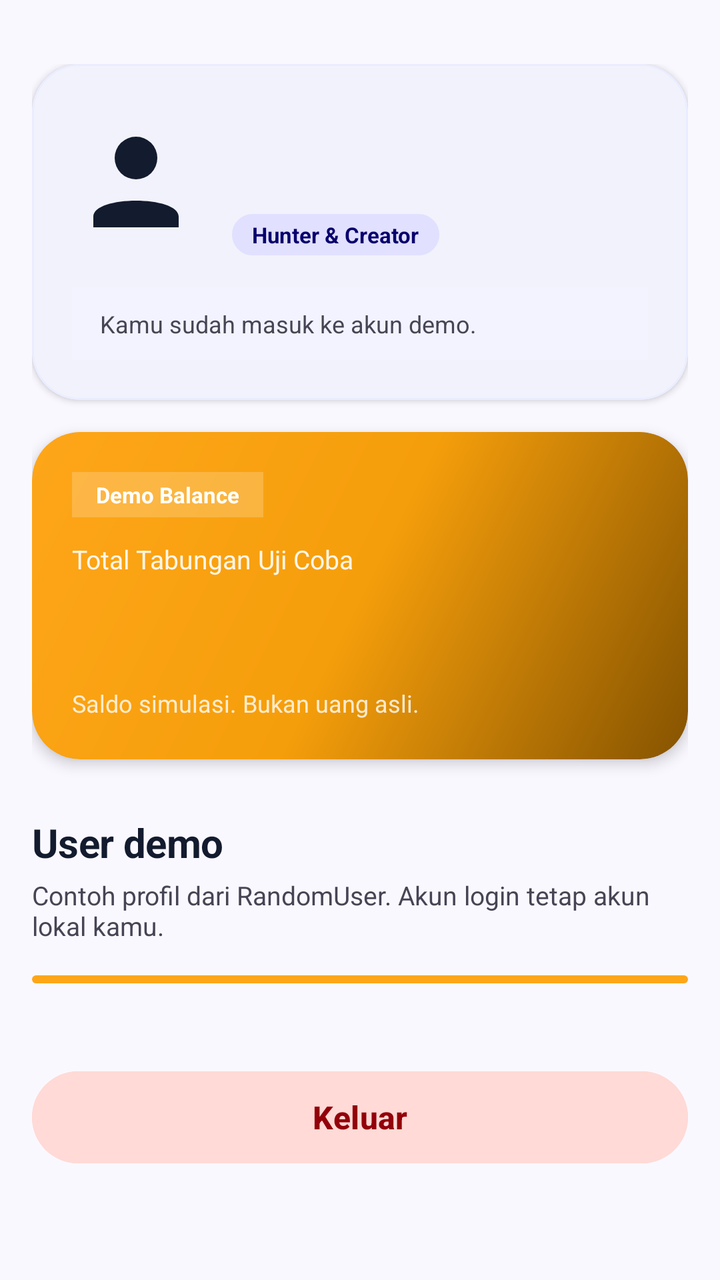
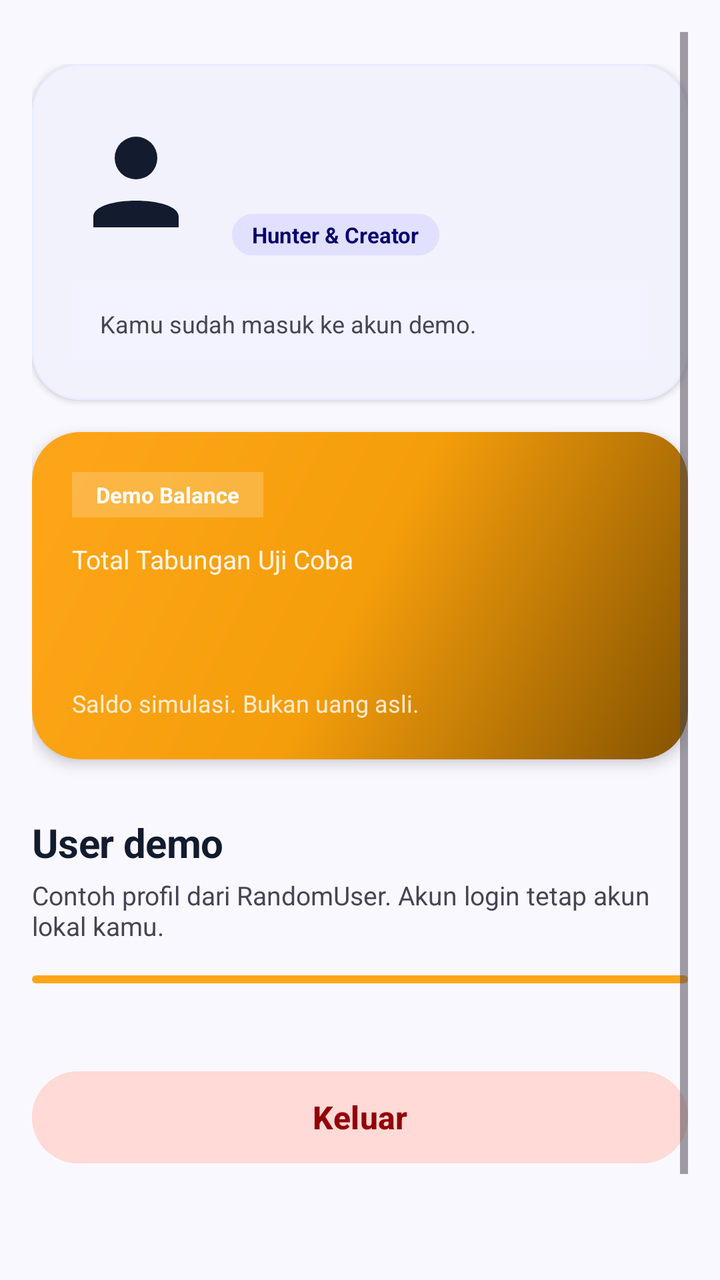

Two renders of the same Android screen: before a commit and after it. Below are the layout's source before the change and the commit's diff.
<!-- AndroidManifest.xml: application theme Theme.Bounty -->
<!-- res/layout/screen_profile.xml -->
<?xml version="1.0" encoding="utf-8"?>
<ScrollView xmlns:android="http://schemas.android.com/apk/res/android"
    xmlns:app="http://schemas.android.com/apk/res-auto"
    android:id="@+id/profile_screen"
    style="@style/BountyScreen"
    android:background="@color/bounty_background">

    <LinearLayout
        style="@style/BountyScreenContent"
        android:paddingBottom="48dp">

        
        <com.google.android.material.card.MaterialCardView
            android:layout_width="match_parent"
            android:layout_height="wrap_content"
            app:cardCornerRadius="24dp"
            app:cardElevation="2dp"
            app:strokeWidth="1dp"
            app:strokeColor="@color/bounty_surface_container"
            app:cardBackgroundColor="@color/bounty_surface">

            <LinearLayout
                android:layout_width="match_parent"
                android:layout_height="wrap_content"
                android:orientation="vertical"
                android:padding="20dp">

                <LinearLayout
                    android:layout_width="match_parent"
                    android:layout_height="wrap_content"
                    android:orientation="horizontal"
                    android:gravity="center_vertical">

                    
                    <ImageView
                        android:id="@+id/profile_avatar_view"
                        android:layout_width="64dp"
                        android:layout_height="64dp"
                        android:src="@drawable/ic_avatar"
                        android:contentDescription="@null"
                        android:importantForAccessibility="no" />

                    <LinearLayout
                        android:layout_width="0dp"
                        android:layout_height="wrap_content"
                        android:layout_weight="1"
                        android:layout_marginStart="16dp"
                        android:orientation="vertical">

                        <TextView
                            android:id="@+id/profile_name"
                            style="@style/BountyHeading"
                            android:textSize="22sp"
                            android:textStyle="bold"
                            android:letterSpacing="-0.01" />

                        <TextView
                            android:id="@+id/user_email"
                            style="@style/BountyBody"
                            android:textSize="13sp"
                            android:textColor="@color/bounty_text_secondary"
                            android:layout_marginTop="2dp"
                            android:textIsSelectable="true" />

                        
                        <TextView
                            android:layout_width="wrap_content"
                            android:layout_height="wrap_content"
                            android:layout_marginTop="6dp"
                            android:background="@drawable/bg_reward"
                            android:backgroundTint="@color/bounty_primary_fixed"
                            android:textColor="@color/bounty_on_primary_fixed"
                            android:text="Hunter &amp; Creator"
                            android:textSize="11sp"
                            android:textStyle="bold"
                            android:paddingHorizontal="10dp"
                            android:paddingVertical="3dp" />
                    </LinearLayout>
                </LinearLayout>

                
                <LinearLayout
                    android:layout_width="match_parent"
                    android:layout_height="wrap_content"
                    android:layout_marginTop="16dp"
                    android:background="@color/bounty_surface_container_low"
                    android:paddingHorizontal="14dp"
                    android:paddingVertical="10dp"
                    android:orientation="horizontal"
                    android:gravity="center_vertical">

                    <TextView
                        style="@style/BountyCaption"
                        android:layout_width="0dp"
                        android:layout_weight="1"
                        android:textSize="12sp"
                        android:textColor="@color/bounty_text_secondary"
                        android:text="@string/signed_in_note" />
                </LinearLayout>
            </LinearLayout>
        </com.google.android.material.card.MaterialCardView>

        
        <include layout="@layout/component_demo_balance" />

        
        <LinearLayout
            android:layout_width="match_parent"
            android:layout_height="wrap_content"
            android:orientation="vertical"
            android:layout_marginTop="28dp">

            <TextView
                style="@style/BountySection"
                android:text="@string/demo_users_title" />

            <TextView
                style="@style/BountyCaption"
                android:layout_marginTop="4dp"
                android:text="@string/demo_users_note" />

            <com.google.android.material.progressindicator.LinearProgressIndicator
                android:id="@+id/demo_users_loading"
                android:layout_width="match_parent"
                android:layout_height="wrap_content"
                android:layout_marginTop="16dp"
                android:indeterminate="true"
                android:contentDescription="@string/demo_users_loading" />

            <TextView
                android:id="@+id/demo_users_error"
                android:accessibilityLiveRegion="polite"
                style="@style/BountyBody"
                android:layout_marginTop="16dp"
                android:text="@string/demo_users_error"
                android:visibility="gone" />

            <com.google.android.material.button.MaterialButton
                android:id="@+id/demo_users_retry"
                style="@style/BountyButton"
                android:layout_marginTop="12dp"
                android:text="@string/retry_action"
                android:visibility="gone" />

            <LinearLayout
                android:id="@+id/demo_users_list"
                android:layout_width="match_parent"
                android:layout_height="wrap_content"
                android:orientation="vertical"
                android:layout_marginTop="8dp" />
        </LinearLayout>

        
        <com.google.android.material.button.MaterialButton
            android:id="@+id/logout_button"
            style="@style/BountyButton"
            android:backgroundTint="@color/bounty_error_container"
            android:textColor="@color/bounty_on_error_container"
            android:layout_marginTop="32dp"
            android:text="@string/logout_action" />
    </LinearLayout>
</ScrollView>
<!-- res/layout/component_demo_balance.xml (included above) -->
<?xml version="1.0" encoding="utf-8"?>
<com.google.android.material.card.MaterialCardView xmlns:android="http://schemas.android.com/apk/res/android"
    xmlns:app="http://schemas.android.com/apk/res-auto"
    android:layout_width="match_parent"
    android:layout_height="wrap_content"
    android:layout_marginTop="16dp"
    app:cardCornerRadius="24dp"
    app:cardElevation="4dp"
    app:strokeWidth="0dp"
    app:cardBackgroundColor="@android:color/transparent">

    <FrameLayout
        android:layout_width="match_parent"
        android:layout_height="wrap_content"
        android:background="@drawable/bg_balance_card"
        android:padding="20dp">

        <LinearLayout
            android:layout_width="match_parent"
            android:layout_height="wrap_content"
            android:orientation="vertical">

            
            <LinearLayout
                android:layout_width="wrap_content"
                android:layout_height="wrap_content"
                android:orientation="horizontal"
                android:gravity="center_vertical"
                android:background="#33FFFFFF"
                android:paddingHorizontal="12dp"
                android:paddingVertical="4dp">

                <TextView
                    style="@style/BountyCaption"
                    android:textColor="@color/white"
                    android:textStyle="bold"
                    android:textSize="11sp"
                    android:text="@string/demo_balance_label" />
            </LinearLayout>

            <TextView
                style="@style/BountyBody"
                android:textColor="#E6FFFFFF"
                android:textSize="13sp"
                android:layout_marginTop="12dp"
                android:text="Total Tabungan Uji Coba" />

            
            <TextView
                android:id="@+id/demo_balance_amount"
                style="@style/BountyHeading"
                android:textColor="@color/white"
                android:textSize="32sp"
                android:textStyle="bold"
                android:letterSpacing="-0.02"
                android:layout_marginTop="2dp" />

            
            <TextView
                style="@style/BountyCaption"
                android:textColor="#CCFFFFFF"
                android:textSize="12sp"
                android:layout_marginTop="10dp"
                android:text="@string/demo_balance_note" />
        </LinearLayout>
    </FrameLayout>
</com.google.android.material.card.MaterialCardView>
<!-- resources referenced by this layout -->
<resources>
  <color name="bounty_background">#FAF8FF</color>
  <color name="bounty_error_container">#FFDAD6</color>
  <color name="bounty_on_error_container">#93000A</color>
  <color name="bounty_on_primary_fixed">#07006C</color>
  <color name="bounty_primary_fixed">#E1E0FF</color>
  <color name="bounty_surface">#FFFFFF</color>
  <color name="bounty_surface_container">#EAEDFF</color>
  <color name="bounty_surface_container_low">#F2F3FF</color>
  <color name="bounty_text_secondary">#464554</color>
  <color name="white">#FFFFFFFF</color>
  <!-- drawable bg_reward (drawable) -->
  <?xml version="1.0" encoding="utf-8"?>
  <shape xmlns:android="http://schemas.android.com/apk/res/android" android:shape="rectangle">
      <solid android:color="@color/bounty_gold_bg" />
      <stroke android:width="1dp" android:color="@color/bounty_secondary_fixed" />
      <corners android:radius="999dp" />
  </shape>
  <string name="demo_balance_label">Demo Balance</string>
  <string name="demo_balance_note">Saldo simulasi. Bukan uang asli.</string>
  <string name="demo_users_error">User demo gagal dimuat. Profil contoh lokal ditampilkan; coba lagi.</string>
  <string name="demo_users_loading">Memuat user demo</string>
  <string name="demo_users_note">Contoh profil dari RandomUser. Akun login tetap akun lokal kamu.</string>
  <string name="demo_users_title">User demo</string>
  <string name="logout_action">Keluar</string>
  <string name="retry_action">Coba lagi</string>
  <string name="signed_in_note">Kamu sudah masuk ke akun demo.</string>
  <style name="BountyBody">
          <item name="android:layout_width">match_parent</item>
          <item name="android:layout_height">wrap_content</item>
          <item name="android:textSize">15sp</item>
          <item name="android:textColor">?attr/colorOnSurface</item>
      </style>
  <style name="BountyCaption" parent="BountyBody">
          <item name="android:textSize">13sp</item>
          <item name="android:textColor">@color/bounty_text_secondary</item>
      </style>
  <style name="BountyScreen">
          <item name="android:layout_width">match_parent</item>
          <item name="android:layout_height">match_parent</item>
          <item name="android:fillViewport">true</item>
          <item name="android:padding">16dp</item>
      </style>
  <style name="BountyScreenContent">
          <item name="android:layout_width">match_parent</item>
          <item name="android:layout_height">wrap_content</item>
          <item name="android:orientation">vertical</item>
          <item name="android:paddingTop">16dp</item>
          <item name="android:paddingBottom">24dp</item>
      </style>
  <style name="BountySection" parent="BountyBody">
          <item name="android:textSize">20sp</item>
          <item name="android:textStyle">bold</item>
          <item name="android:letterSpacing">-0.01</item>
      </style>
  <style name="Theme.Bounty" parent="Base.Theme.Bounty" />
  <color name="bounty_gold_bg">#FEF3C7</color>
  <color name="bounty_secondary_fixed">#FFDDB8</color>
  <color name="bounty_primary">#4648D4</color>
  <color name="bounty_primary_container">#6063EE</color>
  <color name="bounty_on_primary_container">#FFFBFF</color>
  <color name="bounty_secondary">#855300</color>
  <color name="bounty_secondary_container">#FEA619</color>
  <color name="bounty_on_secondary_container">#684000</color>
  <color name="bounty_tertiary">#006C49</color>
  <color name="bounty_tertiary_container">#00885D</color>
  <color name="bounty_text">#131B2E</color>
  <color name="bounty_outline_variant">#C7C4D7</color>
  <style name="BountyDialogShape">
          <item name="cornerFamily">rounded</item>
          <item name="cornerSize">24dp</item>
      </style>
  <style name="BountyDialogButton" parent="Widget.Material3.Button.TextButton.Dialog">
          <item name="android:textColor">@color/bounty_primary</item>
          <item name="android:textStyle">bold</item>
      </style>
  <!-- unchanged entries left out for length: 6 -->
</resources>

<!-- the commit's change to res/layout/screen_profile.xml (unified diff, before → after) -->
@@ -7,7 +7,7 @@
 
     <LinearLayout
         style="@style/BountyScreenContent"
-        android:paddingBottom="48dp">
+        android:paddingBottom="96dp">
 
         
         <com.google.android.material.card.MaterialCardView
